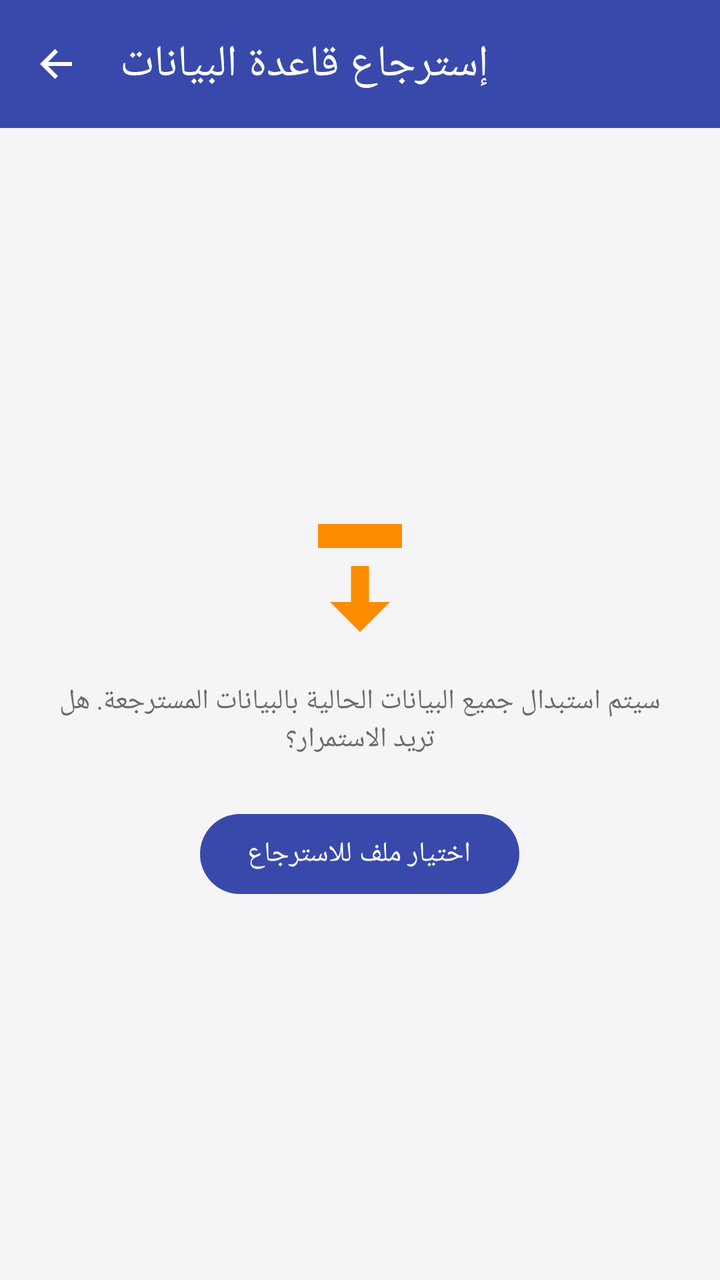
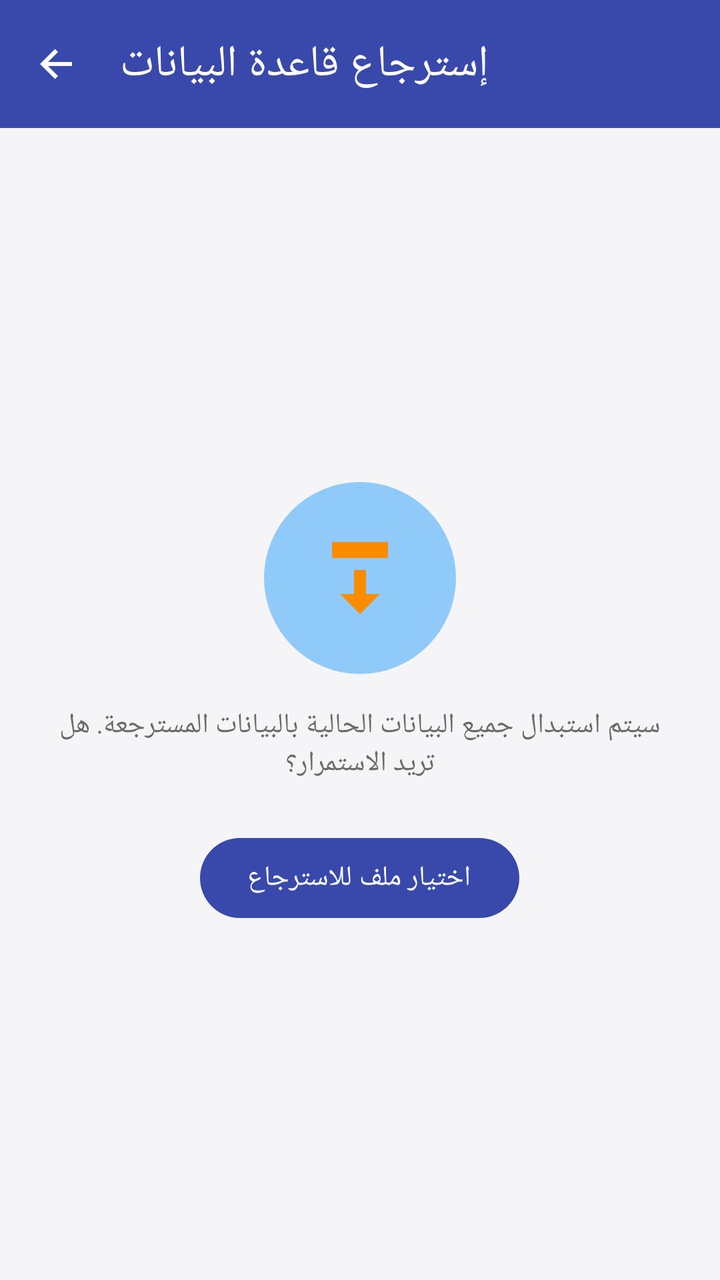

Before-and-after screenshots of an Android layout around one commit, followed by the original layout XML and the change that was made.
<!-- AndroidManifest.xml: application theme Theme.SmartAccounts -->
<!-- res/layout/activity_restore.xml -->
<?xml version="1.0" encoding="utf-8"?>
<LinearLayout xmlns:android="http://schemas.android.com/apk/res/android"
    xmlns:app="http://schemas.android.com/apk/res-auto"
    xmlns:tools="http://schemas.android.com/tools"
    android:layout_width="match_parent"
    android:layout_height="match_parent"
    android:orientation="vertical"
    android:background="?android:attr/colorBackground"
    tools:context=".ui.backup.RestoreActivity">

    <com.google.android.material.appbar.AppBarLayout
        android:layout_width="match_parent"
        android:layout_height="wrap_content">

        <androidx.appcompat.widget.Toolbar
            android:id="@+id/toolbar"
            android:layout_width="match_parent"
            android:layout_height="?attr/actionBarSize"
            android:background="@color/brand_primary"
            app:navigationIcon="@drawable/ic_back"
            app:title="@string/title_restore"
            app:titleTextColor="@color/white" />

    </com.google.android.material.appbar.AppBarLayout>

    <LinearLayout
        android:layout_width="match_parent"
        android:layout_height="0dp"
        android:layout_weight="1"
        android:orientation="vertical"
        android:gravity="center"
        android:padding="@dimen/spacing_l">

        <ImageView
            android:layout_width="72dp"
            android:layout_height="72dp"
            android:contentDescription="@null"
            android:src="@drawable/ic_restore" />

        <TextView
            android:layout_width="wrap_content"
            android:layout_height="wrap_content"
            android:layout_marginTop="@dimen/spacing_m"
            android:gravity="center"
            android:text="@string/message_restore_warning"
            android:textColor="@color/text_secondary" />

        <com.google.android.material.button.MaterialButton
            android:id="@+id/buttonRestore"
            android:layout_width="wrap_content"
            android:layout_height="wrap_content"
            android:layout_marginTop="@dimen/spacing_l"
            android:text="@string/button_restore_backup" />

        <ProgressBar
            android:id="@+id/progressBar"
            android:layout_width="wrap_content"
            android:layout_height="wrap_content"
            android:layout_marginTop="@dimen/spacing_m"
            android:visibility="gone" />

    </LinearLayout>

</LinearLayout>
<!-- resources referenced by this layout -->
<resources>
  <color name="brand_primary">#3949AB</color>
  <color name="text_secondary">#6B6B6B</color>
  <color name="white">#FFFFFF</color>
  <dimen name="spacing_l">24dp</dimen>
  <dimen name="spacing_m">16dp</dimen>
  <!-- drawable ic_back (drawable) -->
  <?xml version="1.0" encoding="utf-8"?>
  <vector xmlns:android="http://schemas.android.com/apk/res/android"
      android:width="24dp"
      android:height="24dp"
      android:viewportWidth="24"
      android:viewportHeight="24"
      android:tint="?attr/colorOnPrimary"
      android:autoMirrored="true">
      <path
          android:fillColor="#FF000000"
          android:pathData="M20,11 L20,13 L8,13 L13,18 L11.5,19.5 L4,12 L11.5,4.5 L13,6 L8,11 Z" />
  </vector>
  <!-- drawable ic_restore (drawable) -->
  <?xml version="1.0" encoding="utf-8"?>
  <vector xmlns:android="http://schemas.android.com/apk/res/android"
      android:width="24dp"
      android:height="24dp"
      android:viewportWidth="24"
      android:viewportHeight="24"
      android:tint="@color/icon_orange">
      <path
          android:fillColor="#FF000000"
          android:pathData="M12,21 L7,16 L10.5,16 L10.5,10 L13.5,10 L13.5,16 L17,16 Z M5,7 L19,7 L19,3 L5,3 Z" />
  </vector>
  <string name="button_restore_backup">اختيار ملف للاسترجاع</string>
  <string name="message_restore_warning">سيتم استبدال جميع البيانات الحالية بالبيانات المسترجعة. هل تريد الاستمرار؟</string>
  <string name="title_restore">إسترجاع قاعدة البيانات</string>
  <style name="Theme.SmartAccounts" parent="Theme.Material3.Light.NoActionBar">
          <item name="colorPrimary">@color/brand_primary</item>
          <item name="colorPrimaryVariant">@color/brand_primary_dark</item>
          <item name="colorOnPrimary">@color/white</item>
          <item name="colorSecondary">@color/badge_blue</item>
          <item name="colorOnSecondary">@color/white</item>
          <item name="android:statusBarColor">@color/brand_primary_dark</item>
          <item name="android:windowBackground">@color/background_light</item>
          <item name="android:colorBackground">@color/background_light</item>
      </style>
  <color name="icon_orange">#FB8C00</color>
  <color name="brand_primary_dark">#2C3690</color>
  <color name="badge_blue">#1E88E5</color>
  <color name="background_light">#F5F5F7</color>
</resources>

<!-- the commit's change to res/layout/activity_restore.xml (unified diff, before → after) -->
@@ -32,8 +32,10 @@
         android:padding="@dimen/spacing_l">
 
         <ImageView
-            android:layout_width="72dp"
-            android:layout_height="72dp"
+            android:layout_width="96dp"
+            android:layout_height="96dp"
+            android:padding="@dimen/spacing_l"
+            android:background="@drawable/badge_circle_background"
             android:contentDescription="@null"
             android:src="@drawable/ic_restore" />
 
<!-- resource entries referenced after the edit -->
@@ -5,6 +5,12 @@
   <color name="white">#FFFFFF</color>
   <dimen name="spacing_l">24dp</dimen>
   <dimen name="spacing_m">16dp</dimen>
+  <!-- drawable badge_circle_background (drawable) -->
+  <?xml version="1.0" encoding="utf-8"?>
+  <shape xmlns:android="http://schemas.android.com/apk/res/android"
+      android:shape="oval">
+      <solid android:color="@color/badge_light_blue" />
+  </shape>
   <!-- drawable ic_back (drawable) -->
   <?xml version="1.0" encoding="utf-8"?>
   <vector xmlns:android="http://schemas.android.com/apk/res/android"
@@ -43,6 +49,7 @@
           <item name="android:windowBackground">@color/background_light</item>
           <item name="android:colorBackground">@color/background_light</item>
       </style>
+  <color name="badge_light_blue">#90CAF9</color>
   <color name="icon_orange">#FB8C00</color>
   <color name="brand_primary_dark">#2C3690</color>
   <color name="badge_blue">#1E88E5</color>
